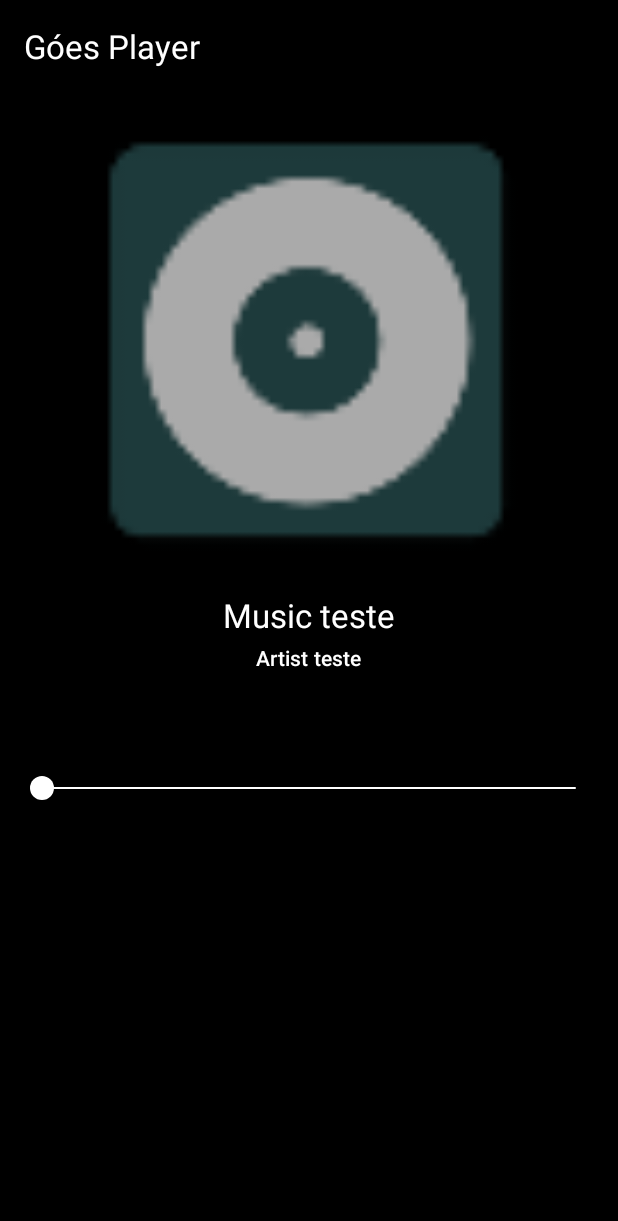
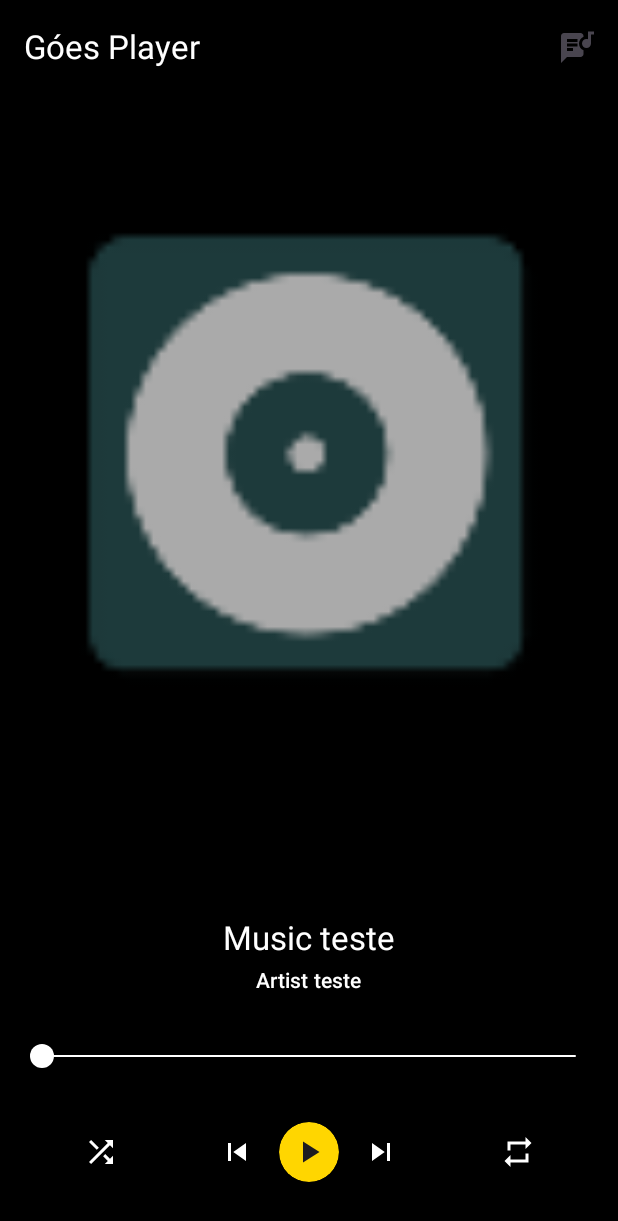
Before and after one commit to joaogoes1/goes-player, an Android app built with Jetpack Compose: the screen it shows after launch (PlayerActivityKt), on a phone screen of 412 x 824 dp. Shown: the top 1221 px of the screen. Run offline under Robolectric (Android 15) with nearby library versions, the phone set to English and light mode, and no system bars.

Commit message:
finish player layout

```diff
--- a/app/src/main/java/com/goesplayer/presentation/home/HomeScreen.kt
+++ b/app/src/main/java/com/goesplayer/presentation/home/HomeScreen.kt
@@ -18,9 +18,7 @@ import androidx.compose.material.icons.filled.Folder
 import androidx.compose.material.icons.filled.Home
 import androidx.compose.material.icons.filled.LibraryMusic
 import androidx.compose.material.icons.filled.MusicNote
-import androidx.compose.material.icons.filled.Pause
 import androidx.compose.material.icons.filled.Person
-import androidx.compose.material.icons.filled.PlayArrow
 import androidx.compose.material.icons.filled.SkipPrevious
 import androidx.compose.material3.ExperimentalMaterial3Api
 import androidx.compose.material3.Icon
@@ -52,6 +50,7 @@ import com.goesplayer.presentation.home.tabs.GenreTab
 import com.goesplayer.presentation.home.tabs.HomeTab
 import com.goesplayer.presentation.home.tabs.MusicTab
 import com.goesplayer.presentation.home.tabs.PlaylistTab
+import com.goesplayer.presentation.widgets.PlayPauseButtonIcon
 import kotlinx.coroutines.launch
 
 @OptIn(ExperimentalMaterial3Api::class)
@@ -69,7 +68,7 @@ fun HomeScreen(
                 TopAppBar(
                     colors = TopAppBarDefaults.topAppBarColors().copy(
                         containerColor = MaterialTheme.colorScheme.background,
-                        ),
+                    ),
                     title = {
                         Text(
                             stringResource(R.string.app_name),
@@ -162,12 +161,7 @@ private fun MiniPlayer(
                         onClick = {},
                         modifier = Modifier.height(30.dp),
                     ) {
-                        Icon(
-                            if (isMusicPlaying.value) Icons.Filled.Pause else Icons.Filled.PlayArrow,
-                            contentDescription = stringResource(
-                                R.string.skip_previous_button_content_description
-                            )
-                        )
+                        PlayPauseButtonIcon(isMusicPlaying.value)
                     }
                     IconButton(
                         onClick = {},
@@ -176,7 +170,7 @@ private fun MiniPlayer(
                         Icon(
                             Icons.Filled.SkipPrevious,
                             contentDescription = stringResource(
-                                R.string.skip_previous_button_content_description
+                                R.string.skip_next_button_content_description
                             )
                         )
                     }
--- a/app/src/main/java/com/goesplayer/presentation/player/PlayerScreen.kt
+++ b/app/src/main/java/com/goesplayer/presentation/player/PlayerScreen.kt
@@ -1,5 +1,6 @@
 package com.goesplayer.presentation.player
 
+import android.annotation.SuppressLint
 import android.net.Uri
 import android.widget.Toast
 import androidx.compose.foundation.Image
@@ -16,16 +17,17 @@ import androidx.compose.foundation.layout.padding
 import androidx.compose.foundation.layout.size
 import androidx.compose.foundation.rememberScrollState
 import androidx.compose.foundation.shape.CircleShape
-import androidx.compose.foundation.shape.CutCornerShape
 import androidx.compose.foundation.shape.RoundedCornerShape
 import androidx.compose.foundation.verticalScroll
 import androidx.compose.material.icons.Icons
 import androidx.compose.material.icons.automirrored.filled.ArrowBack
-import androidx.compose.material.icons.filled.Pause
-import androidx.compose.material.icons.filled.PlayArrow
+import androidx.compose.material.icons.filled.Lyrics
 import androidx.compose.material.icons.filled.Repeat
 import androidx.compose.material.icons.filled.Shuffle
+import androidx.compose.material.icons.filled.SkipNext
+import androidx.compose.material.icons.filled.SkipPrevious
 import androidx.compose.material3.ExperimentalMaterial3Api
+import androidx.compose.material3.Icon
 import androidx.compose.material3.IconButton
 import androidx.compose.material3.IconButtonDefaults
 import androidx.compose.material3.MaterialTheme
@@ -36,7 +38,6 @@ import androidx.compose.material3.Text
 import androidx.compose.material3.TopAppBar
 import androidx.compose.material3.TopAppBarDefaults
 import androidx.compose.runtime.Composable
-import androidx.compose.runtime.derivedStateOf
 import androidx.compose.runtime.getValue
 import androidx.compose.runtime.mutableFloatStateOf
 import androidx.compose.runtime.mutableStateOf
@@ -44,6 +45,7 @@ import androidx.compose.runtime.remember
 import androidx.compose.runtime.setValue
 import androidx.compose.ui.Alignment
 import androidx.compose.ui.Modifier
+import androidx.compose.ui.draw.clip
 import androidx.compose.ui.graphics.Color
 import androidx.compose.ui.layout.ContentScale
 import androidx.compose.ui.platform.LocalContext
@@ -51,8 +53,10 @@ import androidx.compose.ui.res.painterResource
 import androidx.compose.ui.res.stringResource
 import androidx.compose.ui.tooling.preview.Preview
 import androidx.compose.ui.unit.dp
+import com.goesplayer.AppTheme
 import com.goesplayer.Music
 import com.goesplayer.R
+import com.goesplayer.presentation.widgets.PlayPauseButtonIcon
 
 @Preview(
     showSystemUi = true,
@@ -61,8 +65,9 @@ import com.goesplayer.R
 @Composable
 fun Preview() {
     val context = LocalContext.current
+    AppTheme {
         PlayerScreen(
-        lyrics = null,
+            lyrics = mockLyrics,
             music = Music(
                 1,
                 "Music teste",
@@ -81,7 +86,9 @@ fun Preview() {
             { Toast.makeText(context, "REPEAT ACTION", Toast.LENGTH_LONG).show() },
         )
     }
+}
 
+@SuppressLint("UnusedMaterial3ScaffoldPaddingParameter")
 @OptIn(ExperimentalMaterial3Api::class)
 @Composable
 fun PlayerScreen(
@@ -89,9 +96,9 @@ fun PlayerScreen(
     music: Music,
     durationInSeconds: Long,
     repeatAction: () -> Unit,
-    jumpToPreviousAction: () -> Unit,
+    skipPreviousAction: () -> Unit,
     playPauseAction: () -> Unit,
-    jumpToNextAction: () -> Unit,
+    skipNextAction: () -> Unit,
     shuffleAction: () -> Unit,
 ) {
     var isLyricsAppearing by remember { mutableStateOf(false) }
@@ -103,32 +110,52 @@ fun PlayerScreen(
             TopAppBar(
                 navigationIcon = { Icons.AutoMirrored.Filled.ArrowBack },
                 title = { Text(stringResource(R.string.app_name)) },
+                actions = {
+                    IconButton(onClick = { isLyricsAppearing = !isLyricsAppearing }) {
+                        Icon(
+                            Icons.Filled.Lyrics,
+                            contentDescription = if (isLyricsAppearing) stringResource(
+                                R.string.player_fragment_hide_lyrics_button_content_description
+                            ) else stringResource(
+                                R.string.player_fragment_show_lyrics_button_content_description
+                            ),
+                        )
+                    }
+
+                },
                 colors = TopAppBarDefaults.topAppBarColors().copy(
                     containerColor = MaterialTheme.colorScheme.background,
                 ),
             )
         }
-    ) { innerPadding ->
-//        if (lyrics != null)
-//            Box(modifier = Modifier.border(width = 0.dp, color = Color.Transparent, shape = RoundedCornerShape(16.dp))) {
-//
-//            }
-        Column(modifier = Modifier.padding(innerPadding)) {
+    ) { _ ->
+        Column(
+            modifier = Modifier.fillMaxSize()
+        ) {
             Box(
                 Modifier
-                    .fillMaxWidth(0.80f)
                     .aspectRatio(1f)
                     .align(Alignment.CenterHorizontally)
+                    .weight(1f)
+                    .padding(horizontal = 24.dp)
             ) {
                 if (lyrics == null || !isLyricsAppearing)
                     Image(
                         painter = painterResource(R.mipmap.teste_album),
                         contentDescription = null,
-                        contentScale = ContentScale.FillBounds,
-                        modifier = Modifier.fillMaxSize()
+                        contentScale = ContentScale.Crop,
+                        modifier = Modifier
+                            .fillMaxSize()
+                            .aspectRatio(1f)
                     )
                 else
-                    Text(lyrics, modifier = Modifier.verticalScroll(rememberScrollState()))
+                    Text(
+                        lyrics, modifier = Modifier
+                            .clip(RoundedCornerShape(24.dp))
+                            .verticalScroll(rememberScrollState())
+                            .background(color = Color(0xFF151515))
+                            .padding(8.dp)
+                    )
             }
             Text(
                 text = music.name,
@@ -140,7 +167,6 @@ fun PlayerScreen(
             Text(
                 text = music.artist,
                 modifier = Modifier
-                    .padding(bottom = 36.dp)
                     .align(Alignment.CenterHorizontally),
                 style = MaterialTheme.typography.titleSmall,
             )
@@ -170,46 +196,126 @@ fun PlayerScreen(
                     )
                 }
             )
-            Row(horizontalArrangement = Arrangement.SpaceEvenly) {
+            Row(
+                modifier = Modifier.fillMaxWidth(),
+                horizontalArrangement = Arrangement.SpaceEvenly,
+            ) {
                 IconButton(
-                    onClick = {},
+                    onClick = shuffleAction,
                     colors = IconButtonDefaults
                         .iconButtonColors()
                         .copy(
                             containerColor = Color.Transparent,
-                            contentColor = MaterialTheme.colorScheme.primary,
+                            contentColor = Color.White,
                         )
-                ) { Icons.Filled.Shuffle }
+                ) {
+                    Icon(
+                        Icons.Filled.Shuffle,
+                        contentDescription = stringResource(R.string.shuffle_button_content_description)
+                    )
+                }
+                Row(modifier = Modifier.padding(bottom = 32.dp)) {
                     IconButton(
-                    onClick = {},
+                        onClick = skipPreviousAction,
                         colors = IconButtonDefaults
                             .iconButtonColors()
-                        .copy(containerColor = Color.Transparent)
-                ) { Icons.Filled.Repeat }
+                            .copy(
+                                containerColor = Color.Transparent,
+                                contentColor = Color.White,
+                            )
+                    ) {
+                        Icon(
+                            Icons.Filled.SkipPrevious,
+                            contentDescription = stringResource(R.string.skip_previous_button_content_description)
+                        )
+                    }
                     IconButton(
-                    onClick = {},
+                        onClick = playPauseAction,
                         colors = IconButtonDefaults
                             .iconButtonColors()
-                        .copy(containerColor = Color.Transparent)
+                            .copy(
+                                containerColor = MaterialTheme.colorScheme.primary,
+                            )
                     ) {
-                    if (isPlaying)
-                        Icons.Filled.Pause
-                    else
-                        Icons.Filled.PlayArrow
+                        PlayPauseButtonIcon(isPlaying)
                     }
                     IconButton(
-                    onClick = {},
+                        onClick = skipNextAction,
                         colors = IconButtonDefaults
                             .iconButtonColors()
-                        .copy(containerColor = Color.Transparent)
-                ) { Icons.Filled.Repeat }
+                            .copy(
+                                containerColor = Color.Transparent,
+                                contentColor = Color.White,
+                            )
+                    ) {
+                        Icon(
+                            Icons.Filled.SkipNext,
+                            contentDescription = stringResource(R.string.skip_next_button_content_description)
+                        )
+                    }
+                }
                 IconButton(
-                    onClick = {},
+                    onClick = repeatAction,
                     colors = IconButtonDefaults
                         .iconButtonColors()
-                        .copy(containerColor = Color.Transparent)
-                ) { Icons.Filled.Repeat }
+                        .copy(
+                            containerColor = Color.Transparent,
+                            contentColor = Color.White,
+                        )
+                ) {
+                    Icon(
+                        Icons.Filled.Repeat,
+                        contentDescription = stringResource(R.string.repeat_button_content_description)
+                    )
                 }
             }
         }
     }
+}
+
+// TODO: Delete this mock lyrics
+const val mockLyrics = "They got loose to you\n" +
+        "Here it comes\n" +
+        "Oh, whoa-whoa\n" +
+        "Big wheels keep on turnin'\n" +
+        "Carry me home to see my kin\n" +
+        "Singin' songs about the Southland\n" +
+        "I miss Alabamy once again, and I think it's a sin, I said\n" +
+        "Well, I heard Mr. Young sing about her\n" +
+        "Well, I heard old Neil put her down\n" +
+        "Well, I hope Neil Young will remember\n" +
+        "A Southern man don't need him around, anyhow\n" +
+        "Sweet home Alabama\n" +
+        "Where the skies are so blue\n" +
+        "Sweet home Alabama\n" +
+        "Lord, I'm comin' home to you\n" +
+        "One thing I wanna tell you\n" +
+        "In Birmingham, they love the governor (boo, boo, boo!)\n" +
+        "Now we all did what we could do\n" +
+        "Now Watergate does not bother me, uh-uh\n" +
+        "Does your conscience bother you? Tell the truth\n" +
+        "Sweet home Alabama\n" +
+        "Where the skies are so blue\n" +
+        "Sweet home Alabama (oh, my baby)\n" +
+        "Lord, I'm comin' home to you (here I come, Alabama)\n" +
+        "Speak your mind\n" +
+        "Ah-ah-ah (can you feel that?), Alabama\n" +
+        "Ah-ah-ah, Alabama\n" +
+        "Ah-ah-ah, Alabama\n" +
+        "Ah-ah-ah, Alabama\n" +
+        "Now Muscle Shoals has got the Swampers\n" +
+        "And they've been known to pick a song or two (yes, they do)\n" +
+        "Lord, they get me off so much\n" +
+        "They pick me up when I'm feelin' blue, now how 'bout you?\n" +
+        "Sweet home Alabama (oh)\n" +
+        "Where the skies are so blue\n" +
+        "Sweet home Alabama\n" +
+        "Lord, I'm comin' home to you\n" +
+        "Sweet home Alabama (home, sweet home, baby)\n" +
+        "Where the skies are so blue (and the governor's, too)\n" +
+        "Sweet home Alabama (Lord, yeah)\n" +
+        "Lord, I'm comin' home to you (whoo, whoa, yeah, oh)\n" +
+        "Alright, brother, now\n" +
+        "Wait one minute\n" +
+        "Oh-oh, sweet Alabama\n" +
+        "Thank you"
--- /dev/null
+++ b/app/src/main/java/com/goesplayer/presentation/widgets/PlayPauseButton.kt
@@ -0,0 +1,19 @@
+package com.goesplayer.presentation.widgets
+
+import androidx.compose.material.icons.Icons
+import androidx.compose.material.icons.filled.Pause
+import androidx.compose.material.icons.filled.PlayArrow
+import androidx.compose.material3.Icon
+import androidx.compose.runtime.Composable
+import androidx.compose.ui.res.stringResource
+import com.goesplayer.R
+
+@Composable
+fun PlayPauseButtonIcon(
+    isPlaying: Boolean
+) {
+    if (isPlaying)
+        Icon(Icons.Filled.Pause, contentDescription = stringResource(R.string.pause_button_content_description))
+    else
+        Icon(Icons.Filled.PlayArrow, contentDescription = stringResource(R.string.play_button_content_description))
+}
--- a/app/src/main/res/values/strings.xml
+++ b/app/src/main/res/values/strings.xml
@@ -36,4 +36,11 @@
     <string name="folder_fragment_title">Diretorios</string>
     <string name="genre_fragment_title">Estilos Musicais</string>
     <string name="skip_previous_button_content_description">Reproduzir anterior</string>
+    <string name="shuffle_button_content_description">Aleatório</string>
+    <string name="repeat_button_content_description">Repetir</string>
+    <string name="pause_button_content_description">Pausar música</string>
+    <string name="play_button_content_description">Reproduzir</string>
+    <string name="skip_next_button_content_description">Reproduzir próxima</string>
+    <string name="player_fragment_show_lyrics_button_content_description">Exibir letra</string>
+    <string name="player_fragment_hide_lyrics_button_content_description">Esconder letra</string>
 </resources>
--- a/gradle.properties
+++ b/gradle.properties
@@ -12,6 +12,7 @@ org.gradle.jvmargs=-Xmx1536m
 # http://www.gradle.org/docs/current/userguide/multi_project_builds.html#sec:decoupled_projects
 # org.gradle.parallel=true
 android.useAndroidX=true
+org.gradle.configuration-cache=true
 # TODO: Remove this after migrate to Kotlin
 android.nonTransitiveRClass=false
 android.nonFinalResIds=false
```
Lines whose indentation alone changed are shown as unchanged.
